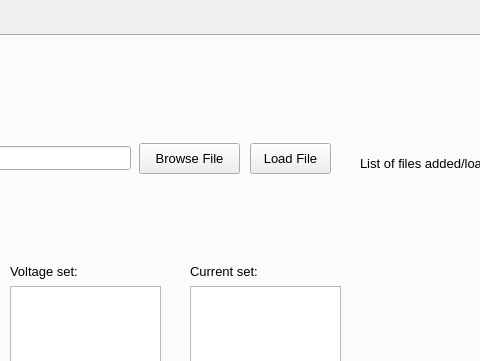
Qt form Trial_UI_V2.ui (AjeyDikshit/ExpertSystem) before a commit; both pictures show x 482 to 962 and y 0 to 361 of the 1281 by 840 pixel window.
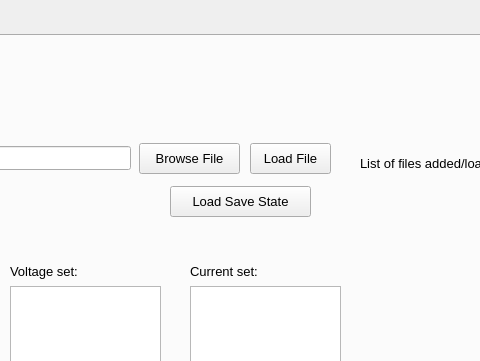
The same form after that commit. The open tabs and pages were chosen to show the change. Icons and pictures are not drawn. Custom widgets are drawn as their Qt base class.

Commit message: Improved the save_state to be more UX friendly

The edit to the form file:
```diff
--- a/Trial_UI_V2.ui
+++ b/Trial_UI_V2.ui
@@ -442,6 +442,24 @@
        <number>0</number>
       </property>
      </widget>
+     <widget class="QPushButton" name="PB_load_save_state">
+      <property name="geometry">
+       <rect>
+        <x>640</x>
+        <y>150</y>
+        <width>141</width>
+        <height>31</height>
+       </rect>
+      </property>
+      <property name="font">
+       <font>
+        <pointsize>10</pointsize>
+       </font>
+      </property>
+      <property name="text">
+       <string>Load Save State</string>
+      </property>
+     </widget>
     </widget>
     <widget class="QWidget" name="tab_2">
      <attribute name="title">
```
Left out of the diff: 2 changed lines with no effect on the pictures. The commit also changes 1 other file.
